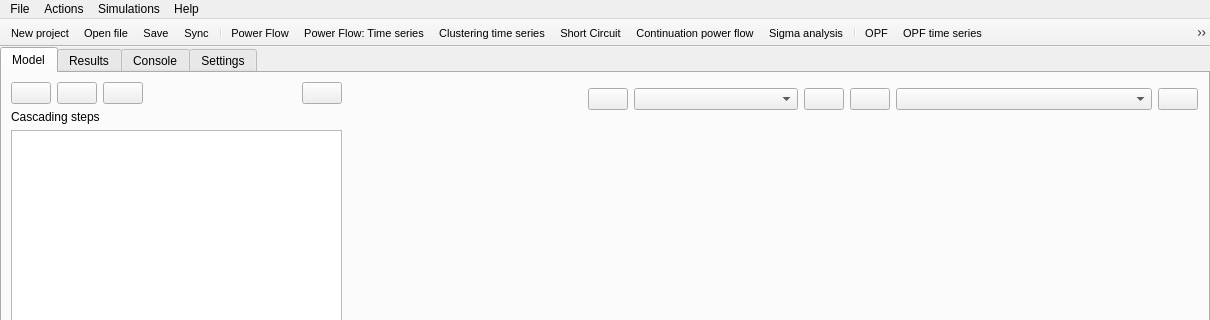
Before: the Qt Designer form src/GridCal/Gui/Main/MainWindow.ui in SanPen/GridCal, drawn with Qt 5; both pictures show x 0 to 1210 and y 0 to 320 of the 1210 by 764 pixel window.
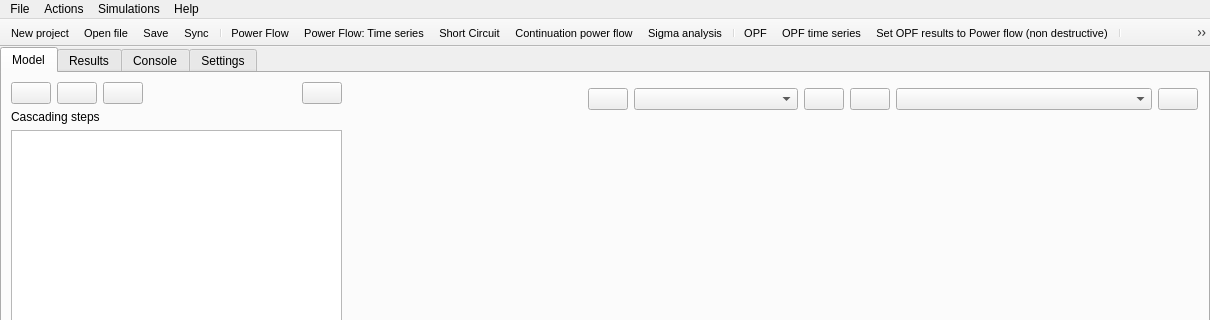
After: the same form once the commit is applied. Icons and pictures are not drawn.

```diff
--- a/src/GridCal/Gui/Main/MainWindow.ui
+++ b/src/GridCal/Gui/Main/MainWindow.ui
@@ -6456,7 +6456,6 @@
    <addaction name="separator"/>
    <addaction name="actionPower_flow"/>
    <addaction name="actionPower_Flow_Time_series"/>
-   <addaction name="actionClustering_time_series"/>
    <addaction name="actionShort_Circuit"/>
    <addaction name="actionVoltage_stability"/>
    <addaction name="actionSigma_analysis"/>
@@ -6466,6 +6465,7 @@
    <addaction name="actionOpf_to_Power_flow"/>
    <addaction name="separator"/>
    <addaction name="actionPower_flow_Stochastic"/>
+   <addaction name="actionClustering_time_series"/>
    <addaction name="actionBlackout_cascade"/>
    <addaction name="separator"/>
    <addaction name="actionPTDF"/>
@@ -6477,15 +6477,12 @@
    <addaction name="actionSmaller_nodes"/>
    <addaction name="actionCenter_view"/>
    <addaction name="actionAutoatic_layout"/>
-   <addaction name="actionFind_node_groups"/>
    <addaction name="actionTry_to_fix_buses_location"/>
    <addaction name="actionDelete_selected"/>
    <addaction name="separator"/>
-   <addaction name="actionDetect_transformers"/>
-   <addaction name="actionAuto_rate_branches"/>
    <addaction name="actionStorage_location_suggestion"/>
-   <addaction name="separator"/>
    <addaction name="actionLaunch_data_analysis_tool"/>
+   <addaction name="separator"/>
    <addaction name="actionShow_color_controls"/>
   </widget>
   <action name="actionOpen_file">
```
Left out of the diff: 1 changed line with no effect on the pictures.
